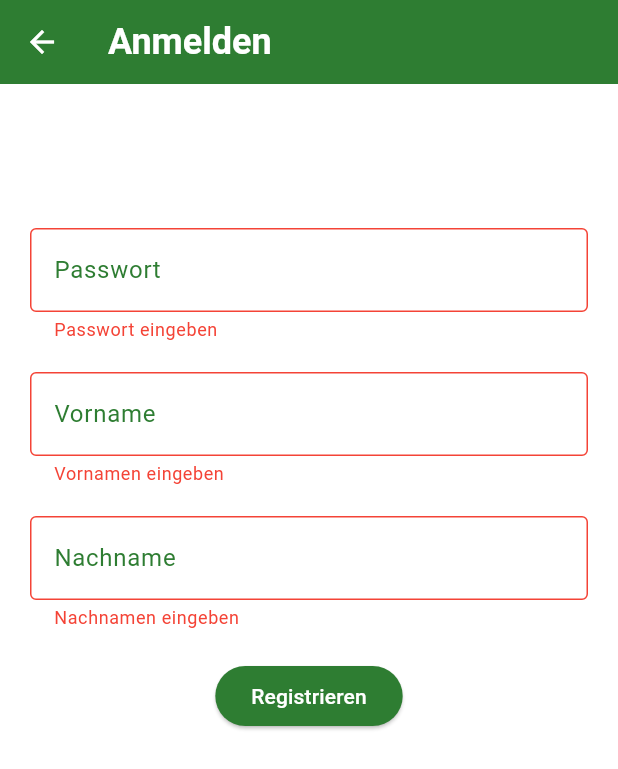
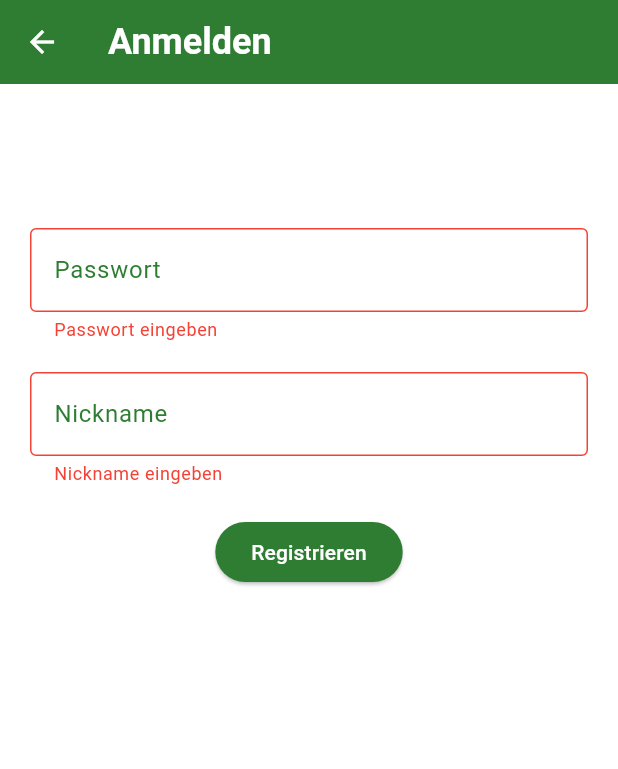
Before and after one commit to FelixDigitalis/SproutJournal, a Flutter app: the Register screen opened directly with empty values, after a tap on "Registrieren", on a phone screen of 412 x 824 dp. Shown: the top 769 px of the screen. Run offline on Flutter 3.47's test engine with Material 3 defaults, Android fonts, the phone set to English and light mode, and no system bars; our stand-ins replace cloud_firestore, firebase_auth, firebase_core, flutter_dotenv, flutter_image_compress, image_picker and 2 more; accounts and stored records are empty; statements that could not run were skipped.

Commit message:
nickname instead of first and lastname

```diff
--- a/lib/database_services/firebase/firebase_auth.dart
+++ b/lib/database_services/firebase/firebase_auth.dart
@@ -55,7 +55,7 @@ class AuthService {
 
   // register with email & password
   Future<UserModel?> registerWithEmailAndPassword(
-      String email, String password, String firstname, String lastname) async {
+      String email, String password, String nickname) async {
     try {
       UserCredential result = await _auth.createUserWithEmailAndPassword(
           email: email, password: password);
@@ -64,7 +64,7 @@ class AuthService {
       // add user document in users collection
       if (user != null) {
         fbService = FirebaseService(uid: user.uid);
-        await fbService?.createUser(user.email!, firstname, lastname);
+        await fbService?.createUser(user.email!, nickname);
       }
 
       return _userFromFirebaseUser(user);
--- a/lib/database_services/firebase/firebase_service.dart
+++ b/lib/database_services/firebase/firebase_service.dart
@@ -14,11 +14,10 @@ class FirebaseService {
       FirebaseFirestore.instance.collection('users');
 
   // add new user to user
-  Future createUser(String email, String firstname, String lastname) async {
+  Future createUser(String email, String nickname) async {
     return await _userCollection.doc(uid).set({
       'email': email,
-      'firstname': firstname,
-      'lastname': lastname,
+      'nickname' : nickname,
     });
   }
 
@@ -35,8 +34,7 @@ class FirebaseService {
         UserModel user = UserModel(
           uid: userDocument.id,
           email: userDocument.get('email'),
-          firstname: userDocument.get('firstname'),
-          lastname: userDocument.get('lastname'),
+          nickname: userDocument.get('nickname'),
         );
         return user;
       } else {
--- a/lib/models/user_model.dart
+++ b/lib/models/user_model.dart
@@ -2,19 +2,17 @@ class UserModel {
 
   final String uid;
   String email;
-  String firstname;
-  String lastname;
+  String nickname;
 
   UserModel({
     required this.uid,
     this.email = '',
-    this.firstname = '',
-    this.lastname = '',
+    this.nickname = '',
   });
 
   @override
   String toString() {
-    return 'User(uid: $uid, email: $email, firstname: $firstname, lastname: $lastname)';
+    return 'User(uid: $uid, email: $email, nickname: $nickname)';
   }
 
 }
--- a/lib/screens/main_pages/gartenfreunde_page.dart
+++ b/lib/screens/main_pages/gartenfreunde_page.dart
@@ -28,7 +28,7 @@ class _GartenfreundePageState extends State<GartenfreundePage> {
         return const GartenfreundeWelcome();
       }
 
-      final username = user.firstname;
+      final username = user.nickname;
 
       return Scaffold(
         body: Padding(
--- a/lib/screens/sub_pages/gartenfreunde/gartenfreunde_register.dart
+++ b/lib/screens/sub_pages/gartenfreunde/gartenfreunde_register.dart
@@ -19,8 +19,7 @@ class _RegisterState extends State<Register> {
   final _formKey = GlobalKey<FormState>();
 
   String password = '';
-  String firstname = '';
-  String lastname = '';
+  String nickname = '';
   String error = '';
 
   @override
@@ -92,7 +91,7 @@ class _RegisterState extends State<Register> {
                 const SizedBox(height: 20),
                 TextFormField(
                   decoration: InputDecoration(
-                    hintText: 'Vorname',
+                    hintText: 'Nickname',
                     hintStyle: TextStyle(color: primaryColor),
                     border: OutlineInputBorder(
                       borderSide: BorderSide(color: primaryColor, width: 2.0),
@@ -107,38 +106,12 @@ class _RegisterState extends State<Register> {
                   style: const TextStyle(color: Colors.black),
                   validator: (val) {
                     if (val == null || val.isEmpty) {
-                      return 'Vornamen eingeben';
+                      return 'Nickname eingeben';
                     }
                     return null;
                   },
                   onChanged: (val) {
-                    setState(() => firstname = val);
-                  },
-                ),
-                const SizedBox(height: 20),
-                TextFormField(
-                  decoration: InputDecoration(
-                    hintText: 'Nachname',
-                    hintStyle: TextStyle(color: primaryColor),
-                    border: OutlineInputBorder(
-                      borderSide: BorderSide(color: primaryColor, width: 2.0),
-                    ),
-                    enabledBorder: OutlineInputBorder(
-                      borderSide: BorderSide(color: primaryColor, width: 2.0),
-                    ),
-                    focusedBorder: OutlineInputBorder(
-                      borderSide: BorderSide(color: primaryColor, width: 2.0),
-                    ),
-                  ),
-                  style: const TextStyle(color: Colors.black),
-                  validator: (val) {
-                    if (val == null || val.isEmpty) {
-                      return 'Nachnamen eingeben';
-                    }
-                    return null;
-                  },
-                  onChanged: (val) {
-                    setState(() => lastname = val);
+                    setState(() => nickname = val);
                   },
                 ),
                 const SizedBox(height: 20),
@@ -148,7 +121,7 @@ class _RegisterState extends State<Register> {
                   onPressed: () async {
                     if (_formKey.currentState?.validate() ?? false) {
                       dynamic result = await _auth.registerWithEmailAndPassword(
-                          widget.email, password, firstname, lastname);
+                          widget.email, password, nickname);
                       if (result == null) {
                         setState(() => error = 'Registrieren fehlgeschlagen');
                       } else {
```
